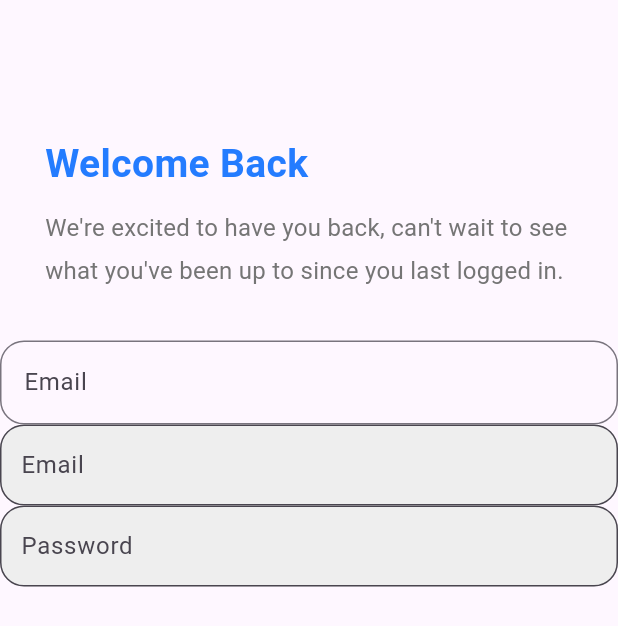
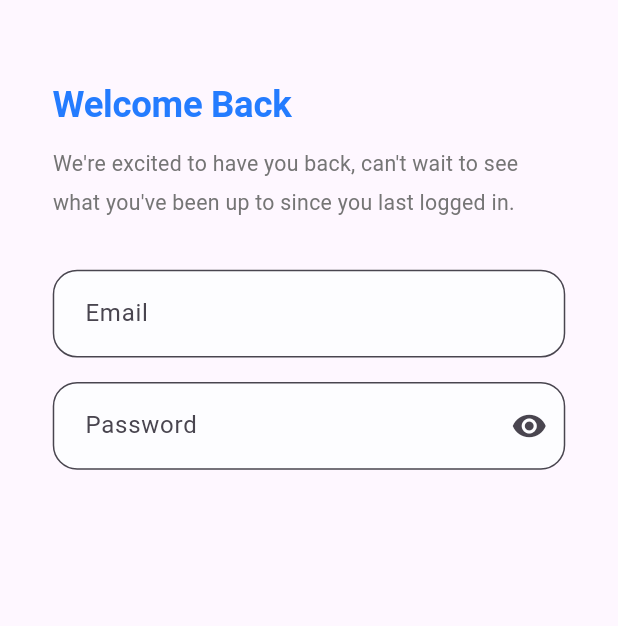
Before and after one commit to Evil-Knight1/doctor_appointment, a Flutter app: the screen it shows after launch, after a tap on "Get Started", on a phone screen of 412 x 824 dp. Shown: the top 626 px of the screen. Run offline on Flutter 3.47's test engine with Material 3 defaults, Android fonts, the phone set to English and light mode, and no system bars; our stand-ins replace flutter_screenutil, flutter_svg.

Commit message:
updated color manager and added text styles and made some progress in the login

```diff
--- a/lib/core/themes/colors_manger.dart
+++ b/lib/core/themes/colors_manger.dart
@@ -4,12 +4,13 @@ class ColorsManager {
   static const Color primary_100 = Color(0xFF247CFF);
   static const Color primary_200 = Color(0xFF1E66E0);
   static const Color primary_300 = Color(0xFF1851B3);
-  static const Color secondary_100 = Color(0xFF6C8EF5);
+  static const Color secondaryRed = Color(0xffFF4C5E);
   static const Color secondary_200 = Color(0xFF5A7DD8);
   static const Color secondary_300 = Color(0xFF486BBE);
   static const Color accent = Color(0xFFF9F9F9);
   static const Color white = Color(0xFFFFFFFF);
   static const Color textPrimary = Color(0xFF333333);
   static const Color textBody = Color(0xff757575);
-  static const Color border = Color(0xFFE0E0E0);
+  static const Color secondaryForm = Color(0xffFDFDFF);
+  static const Color border = Color(0xffEDEDED);
 }
--- a/lib/core/themes/styles.dart
+++ b/lib/core/themes/styles.dart
@@ -3,26 +3,37 @@ import 'package:flutter/material.dart';
 import 'package:flutter_screenutil/flutter_screenutil.dart';
 
 class TextStyles {
-  static TextStyle font24Black700W = TextStyle(
+  static TextStyle font24BlackBold = TextStyle(
     fontSize: 24.sp,
     fontWeight: FontWeight.w700,
     color: Colors.black,
   );
 
-  static TextStyle font32Blue700W = TextStyle(
+  static TextStyle font24BlueBold = TextStyle(
+    fontSize: 24.sp,
+    color: ColorsManager.primary_100,
+    fontWeight: FontWeight.bold,
+  );
+
+  static TextStyle font32BlueBold = TextStyle(
     fontSize: 32.sp,
-    fontWeight: FontWeight.w700,
+    fontWeight: FontWeight.bold,
     color: ColorsManager.primary_100,
   );
 
-  static TextStyle font12Body400W = TextStyle(
+  static TextStyle font12BodyRegular = TextStyle(
     fontSize: 12.sp,
-    fontWeight: FontWeight.w400,
+    fontWeight: FontWeight.normal,
     color: ColorsManager.textBody,
   );
-  static TextStyle font16White700W = TextStyle(
+  static TextStyle font14BodyRegular = TextStyle(
+    fontSize: 14.sp,
+    fontWeight: FontWeight.normal,
+    color: ColorsManager.textBody,
+  );
+  static TextStyle font16WhiteBold = TextStyle(
     fontSize: 16.sp,
-    fontWeight: FontWeight.w700,
+    fontWeight: FontWeight.bold,
     color: ColorsManager.white,
     height: 1.4,
   );
--- a/lib/core/widgets/custom_input_field.dart
+++ b/lib/core/widgets/custom_input_field.dart
@@ -1,24 +1,47 @@
+import 'package:doctor_appointment/core/themes/colors_manger.dart';
 import 'package:flutter/material.dart';
+import 'package:flutter_screenutil/flutter_screenutil.dart';
 
-class CustomInputField extends StatelessWidget {
-  const CustomInputField({super.key, required this.name});
-
+class CustomInputFormField extends StatelessWidget {
+  const CustomInputFormField({
+    super.key,
+    required this.name,
+    this.icon,
+    this.obscure = false,
+    this.onSaved,
+    required this.validator,
+  });
+  final void Function(String?)? onSaved;
   final String name;
-
+  final Widget? icon;
+  final bool obscure;
+  final String? Function(String?)? validator;
   @override
   Widget build(BuildContext context) {
     return TextFormField(
+      validator: validator,
+      onSaved: onSaved,
+      obscureText: obscure,
       decoration: InputDecoration(
-        labelText: name,
-        border: OutlineInputBorder(borderRadius: BorderRadius.circular(16)),
+        border: OutlineInputBorder(
+          borderSide: BorderSide(color: ColorsManager.border),
+          borderRadius: BorderRadius.circular(16.r),
+        ),
+        suffixIcon: icon,
         filled: true,
-        fillColor: Colors.grey[200],
         hintText: name,
-        contentPadding: const EdgeInsets.symmetric(
-          vertical: 15.0,
-          horizontal: 10.0,
-        ),
+        focusedBorder: customBorder(ColorsManager.primary_100),
+        errorBorder: customBorder(ColorsManager.secondaryRed),
+        fillColor: ColorsManager.secondaryForm,
+        contentPadding: EdgeInsets.symmetric(vertical: 17.h, horizontal: 16.w),
       ),
     );
   }
 }
+
+InputBorder customBorder(Color color) {
+  return OutlineInputBorder(
+    borderSide: BorderSide(color: color, width: 2),
+    borderRadius: BorderRadius.circular(16.r),
+  );
+}
--- a/lib/core/widgets/primary_button.dart
+++ b/lib/core/widgets/primary_button.dart
@@ -30,7 +30,7 @@ class PrimaryButton extends StatelessWidget {
         child: Center(
           child: Padding(
             padding: const EdgeInsets.symmetric(vertical: 14.0),
-            child: Text(text, style: TextStyles.font16White700W),
+            child: Text(text, style: TextStyles.font16WhiteBold),
           ),
         ),
       ),
--- a/lib/features/auth/ui/screens/login.dart
+++ b/lib/features/auth/ui/screens/login.dart
@@ -1,6 +1,7 @@
-import 'package:doctor_appointment/features/auth/ui/widgets/auth_header.dart';
+import 'package:doctor_appointment/features/auth/ui/widgets/auth_header_text.dart';
 import 'package:doctor_appointment/features/auth/ui/widgets/auth_login_body.dart';
 import 'package:flutter/material.dart';
+import 'package:flutter_screenutil/flutter_screenutil.dart';
 
 class LoginScreen extends StatefulWidget {
   const LoginScreen({super.key});
@@ -13,11 +14,15 @@ class _LoginScreenState extends State<LoginScreen> {
   @override
   Widget build(BuildContext context) {
     return Scaffold(
-      body: Column(
+      body: SafeArea(
+        child: SingleChildScrollView(
+          child: Padding(
+            padding: EdgeInsets.symmetric(horizontal: 32.w),
+            child: Column(
               spacing: 32,
               crossAxisAlignment: CrossAxisAlignment.center,
               children: [
-          AuthHeader(
+                AuthHeaderText(
                   title: 'Welcome Back',
                   subtitle:
                       'We\'re excited to have you back, can\'t wait to see what you\'ve been up to since you last logged in.',
@@ -25,6 +30,9 @@ class _LoginScreenState extends State<LoginScreen> {
                 AuthLoginBody(),
               ],
             ),
+          ),
+        ),
+      ),
     );
   }
 }
--- a/lib/features/auth/ui/widgets/auth_header.dart
+++ b/lib/features/auth/ui/widgets/auth_header_text.dart
@@ -1,33 +1,35 @@
 import 'package:doctor_appointment/core/themes/colors_manger.dart';
+import 'package:doctor_appointment/core/themes/styles.dart';
 import 'package:flutter/material.dart';
+import 'package:flutter_screenutil/flutter_screenutil.dart';
 
-class AuthHeader extends StatelessWidget {
-  const AuthHeader({super.key, required this.title, required this.subtitle});
+class AuthHeaderText extends StatelessWidget {
+  const AuthHeaderText({
+    super.key,
+    required this.title,
+    required this.subtitle,
+  });
   final String title;
   final String subtitle;
   @override
   Widget build(BuildContext context) {
     return Container(
-      padding: const EdgeInsets.only(top: 90, left: 30, right: 30),
+      padding: EdgeInsets.only(top: 50.h),
       child: Column(
         crossAxisAlignment: CrossAxisAlignment.start,
         children: [
           Text(
             title,
-            style: const TextStyle(
-              fontSize: 26,
+            style: TextStyles.font24BlueBold.copyWith(
               height: 1.5,
-              fontWeight: FontWeight.bold,
-              color: ColorsManager.primary_100,
+              letterSpacing: -.2,
             ),
           ),
-          const SizedBox(height: 8),
+          SizedBox(height: 8.h),
           Text(
             subtitle,
-            style: const TextStyle(
-              fontSize: 16,
+            style: TextStyles.font14BodyRegular.copyWith(
               height: 1.8,
-              color: ColorsManager.textBody,
               letterSpacing: .2,
             ),
           ),
--- a/lib/features/auth/ui/widgets/auth_login_body.dart
+++ b/lib/features/auth/ui/widgets/auth_login_body.dart
@@ -1,24 +1,64 @@
 import 'package:doctor_appointment/core/widgets/custom_input_field.dart';
 import 'package:flutter/material.dart';
+import 'package:flutter_screenutil/flutter_screenutil.dart';
 
-class AuthLoginBody extends StatelessWidget {
+class AuthLoginBody extends StatefulWidget {
   const AuthLoginBody({super.key});
 
+  @override
+  State<AuthLoginBody> createState() => _AuthLoginBodyState();
+}
+
+class _AuthLoginBodyState extends State<AuthLoginBody> {
+  final bool isLoading = false;
+  final GlobalKey<FormState> _formKey = GlobalKey<FormState>();
+  IconData _icon = Icons.remove_red_eye;
   @override
   Widget build(BuildContext context) {
     return Form(
       child: Column(
         children: [
-          TextField(
-            decoration: InputDecoration(
-              labelText: 'Email',
-              border:
-                  OutlineInputBorder(borderRadius: BorderRadius.circular(16)),
+          Form(
+            key: _formKey,
+            child: Column(
+              spacing: 16.h,
+              children: [
+                CustomInputFormField(
+                  name: 'Email',
+                  validator: (value) {
+                    if (value == null || value.isEmpty) {
+                      return 'Email Required';
+                    }
+                    if (!RegExp(
+                      r'^[\w-\.]+@([\w-]+\.)+[\w-]{2,4}$',
+                    ).hasMatch(value)) {
+                      return 'Enter a valid email';
+                    }
+                    return null;
+                  },
+                ),
+                CustomInputFormField(
+                  name: 'Password',
+                  validator: (value) {
+                    if (value == null || value.length < 6) {
+                      return 'At least 6 characters';
+                    }
+                    return null;
+                  },
+                  icon: IconButton(
+                    icon: Icon(_icon),
+                    onPressed: () => {
+                      setState(
+                        () => _icon = _icon == Icons.remove_red_eye
+                            ? Icons.abc
+                            : Icons.remove_red_eye,
+                      ),
+                    },
+                  ),
+                ),
+              ],
             ),
-
           ),
-          CustomInputField(name: 'Email'),
-          CustomInputField(name: 'Password'),
         ],
       ),
     );
--- a/lib/features/on_boarding/ui/screens/onboarding.dart
+++ b/lib/features/on_boarding/ui/screens/onboarding.dart
@@ -32,7 +32,9 @@ class OnboardingScreen extends StatelessWidget {
                       Text(
                         'Manage and schedule all of your medical appointments easily with Docdoc to get a new experience.',
                         textAlign: TextAlign.center,
-                        style: TextStyles.font12Body400W.copyWith(height: 1.4),
+                        style: TextStyles.font12BodyRegular.copyWith(
+                          height: 1.4,
+                        ),
                       ),
                       SizedBox(height: 30.h),
                       PrimaryButton(
--- a/lib/features/on_boarding/ui/widgets/doc_body.dart
+++ b/lib/features/on_boarding/ui/widgets/doc_body.dart
@@ -32,7 +32,7 @@ class DocBody extends StatelessWidget {
             child: Text(
               'Best Doctor\nAppointment App',
               textAlign: TextAlign.center,
-              style: TextStyles.font32Blue700W.copyWith(height: 1.4),
+              style: TextStyles.font32BlueBold.copyWith(height: 1.4),
             ),
           ),
         ),
--- a/lib/features/on_boarding/ui/widgets/doc_logo_and_name.dart
+++ b/lib/features/on_boarding/ui/widgets/doc_logo_and_name.dart
@@ -14,7 +14,7 @@ class DocLogoAndName extends StatelessWidget {
       children: [
         SvgPicture.asset(AssetsHelper.logo, height: 38.h, width: 38.w),
         SizedBox(width: 10.w),
-        Text(AssetsHelper.appName, style: TextStyles.font24Black700W),
+        Text(AssetsHelper.appName, style: TextStyles.font24BlackBold),
       ],
     );
   }
```
Lines whose indentation alone changed are shown as unchanged.
